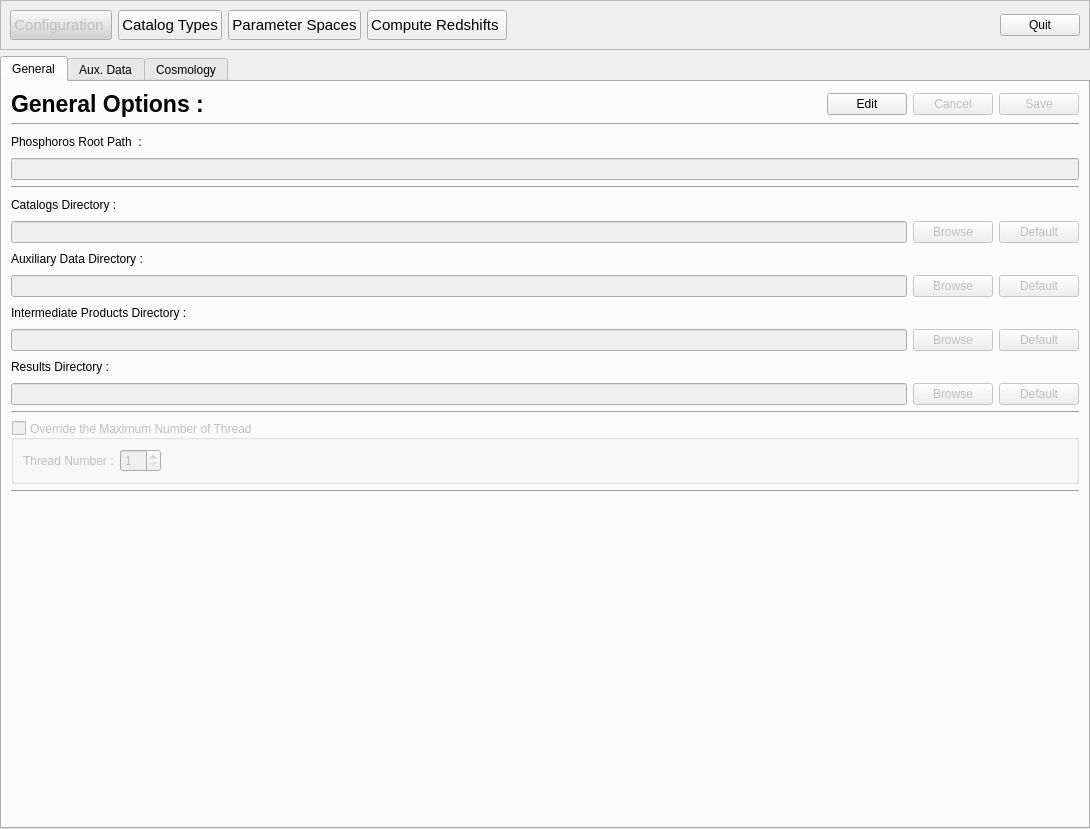
The window that PhzQtUI/auxdir/PhzQtUI/FormConfiguration.ui (astrorama/Phosphoros) describes before a commit, drawn with Qt 5.
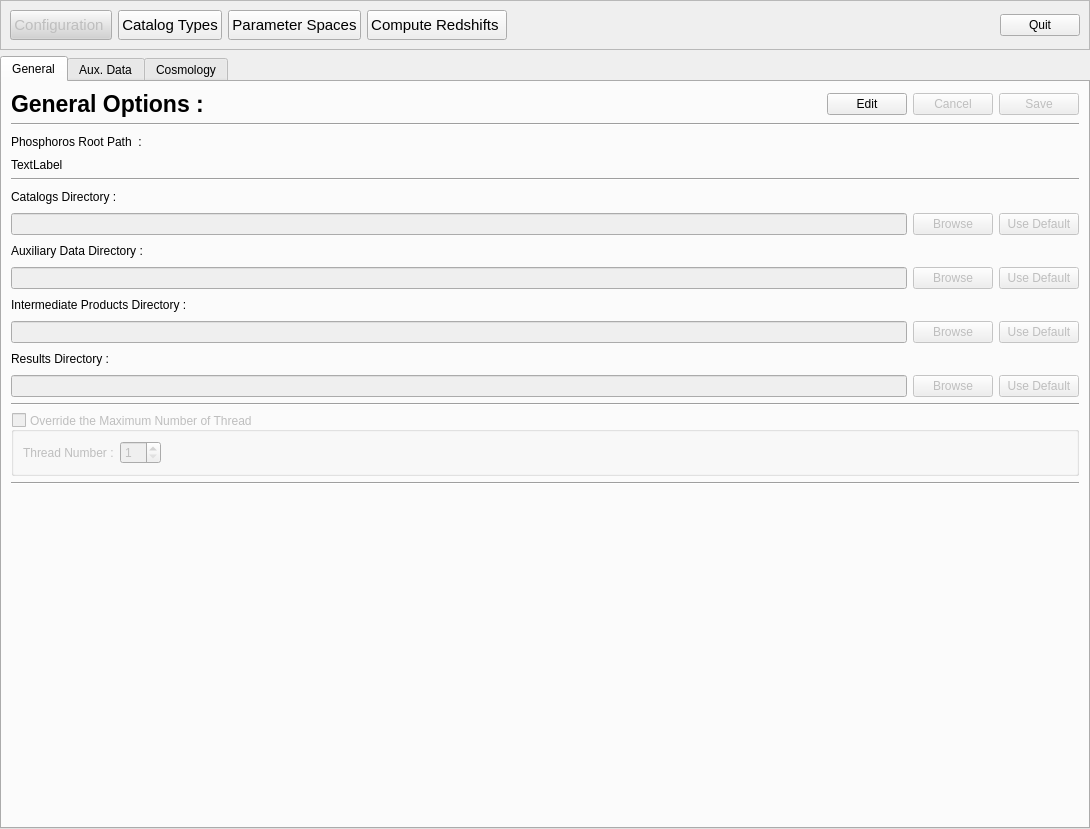
The same window after the commit. Custom widgets are drawn as their Qt base class.

The edit to the form file:
```diff
--- a/PhzQtUI/auxdir/PhzQtUI/FormConfiguration.ui
+++ b/PhzQtUI/auxdir/PhzQtUI/FormConfiguration.ui
@@ -247,12 +247,9 @@
        <item>
         <layout class="QHBoxLayout" name="horizontalLayout_6">
          <item>
-          <widget class="QLineEdit" name="txt_rootDir">
-           <property name="enabled">
-            <bool>false</bool>
-           </property>
-           <property name="toolTip">
-            <string>&lt;html&gt;&lt;head/&gt;&lt;body&gt;&lt;p&gt;The Phosphoros Root Path can be modified with the environment variable $PHOSPHOROS_ROOT.&lt;/p&gt;&lt;/body&gt;&lt;/html&gt;</string>
+          <widget class="QLabel" name="txt_rootDir">
+           <property name="text">
+            <string>TextLabel</string>
            </property>
           </widget>
          </item>
@@ -314,7 +311,7 @@
             <bool>false</bool>
            </property>
            <property name="text">
-            <string>Default</string>
+            <string>Use Default</string>
            </property>
           </widget>
          </item>
@@ -369,7 +366,7 @@
             <bool>false</bool>
            </property>
            <property name="text">
-            <string>Default</string>
+            <string>Use Default</string>
            </property>
           </widget>
          </item>
@@ -424,7 +421,7 @@
             <bool>false</bool>
            </property>
            <property name="text">
-            <string>Default</string>
+            <string>Use Default</string>
            </property>
           </widget>
          </item>
@@ -479,7 +476,7 @@
             <bool>false</bool>
            </property>
            <property name="text">
-            <string>Default</string>
+            <string>Use Default</string>
            </property>
           </widget>
          </item>
```
Left out of the diff: 8 changed lines with no effect on the pictures.
